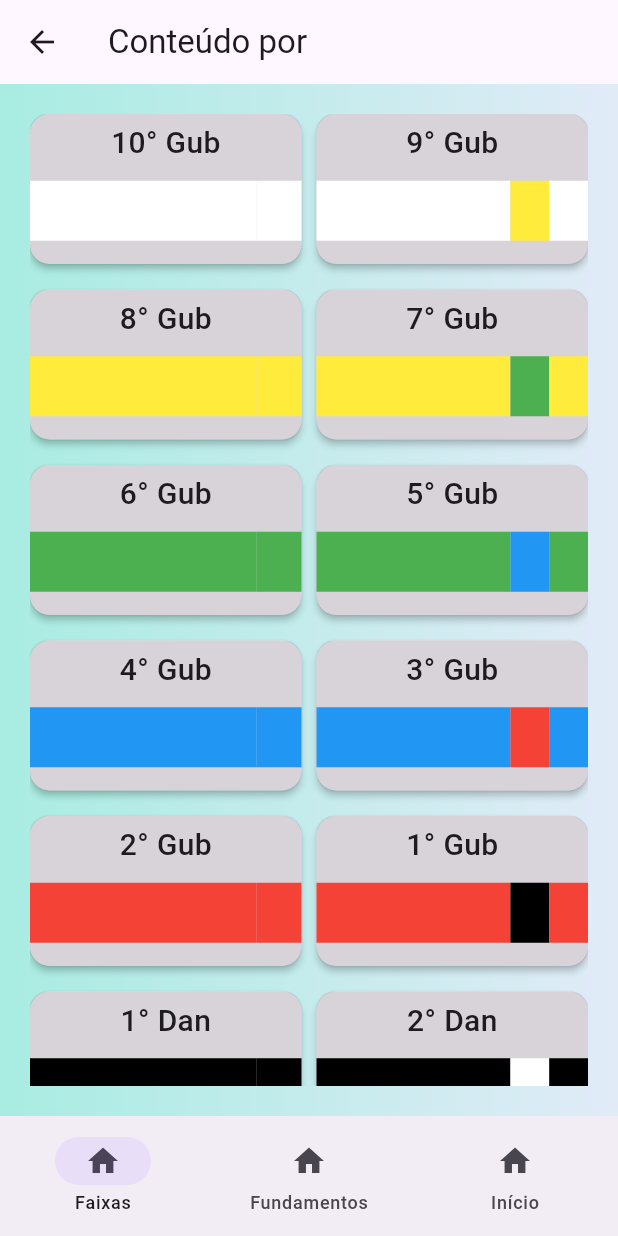
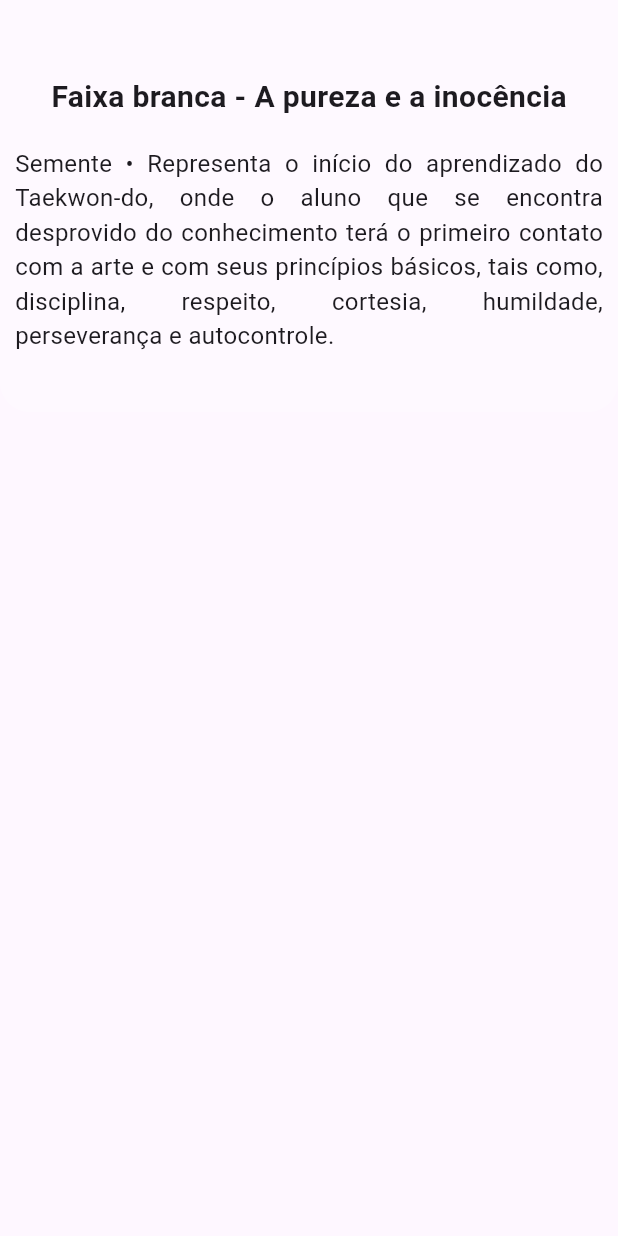
Before and after one commit to douglasadones/young_taekwondo_project_app, a Flutter app: the NavigationbarPage screen opened directly, after a tap on an icon or button, on a phone screen of 412 x 824 dp. Run offline on Flutter 3.47's test engine with Material 3 defaults, Android fonts, the phone set to English and light mode, and no system bars.

Commit message:
adicionando pagina de faixa unica

```diff
--- a/lib/src/models/data/object_data_creator.dart
+++ b/lib/src/models/data/object_data_creator.dart
@@ -23,11 +23,9 @@ class ObjectDataCreator {
         Map<String, dynamic> beltStripContentData =
             value["strip"]["beltContent"];
 
-
-
         beltList.add(
           Belt(
-            beltColor: kColorfulBeltsMap[beltData["color"]],
+            beltColor: kColorfulBeltsMap[beltContentData["color"]],
             beltGub: int.parse(beltData["gub"]),
             stripColor: kColorfulBeltsMap[beltStripData["color"]],
             stripBeltGub: int.parse(beltStripData["gub"]),
--- a/lib/src/my_app.dart
+++ b/lib/src/my_app.dart
@@ -1,8 +1,9 @@
 import 'package:flutter/material.dart';
 import 'package:provider/provider.dart';
 import 'package:taekwondo_jovem/src/controller/providers/data_provider.dart';
-import 'package:taekwondo_jovem/src/pages/belt_page.dart';
+import 'package:taekwondo_jovem/src/pages/belt_button_page.dart';
 import 'package:taekwondo_jovem/src/pages/home_page.dart';
+import 'package:taekwondo_jovem/src/pages/single_belt_buttons_page.dart';
 
 class MyApp extends StatelessWidget {
   const MyApp({super.key});
@@ -21,7 +22,8 @@ class MyApp extends StatelessWidget {
         initialRoute: HomePage.id,
         routes: {
           HomePage.id: (context) => const HomePage(),
-          BeltPage.id: (context) => const BeltPage(),
+          BeltButtonPage.id: (context) => const BeltButtonPage(),
+          SingleBeltButtonsPage.id: (context) => const SingleBeltButtonsPage(),
         },
       ),
     );
--- a/lib/src/pages/belt_page.dart
+++ b/lib/src/pages/belt_button_page.dart
@@ -4,15 +4,15 @@ import 'package:taekwondo_jovem/src/consts.dart';
 import 'package:taekwondo_jovem/src/utils/belt_widget_class.dart';
 import 'package:taekwondo_jovem/src/controller/providers/data_provider.dart';
 
-class BeltPage extends StatefulWidget {
+class BeltButtonPage extends StatefulWidget {
   static String id = 'faixa_page';
-  const BeltPage({super.key});
+  const BeltButtonPage({super.key});
 
   @override
-  State<BeltPage> createState() => _BeltPageState();
+  State<BeltButtonPage> createState() => _BeltButtonPageState();
 }
 
-class _BeltPageState extends State<BeltPage> {
+class _BeltButtonPageState extends State<BeltButtonPage> {
   @override
   Widget build(BuildContext context) {
     final beltList = Provider.of<DataProvider>(context).beltList;
--- a/lib/src/pages/home_page.dart
+++ b/lib/src/pages/home_page.dart
@@ -1,6 +1,6 @@
 import 'package:flutter/material.dart';
 import 'package:taekwondo_jovem/src/consts.dart';
-import 'package:taekwondo_jovem/src/pages/belt_page.dart';
+import 'package:taekwondo_jovem/src/pages/belt_button_page.dart';
 import 'package:taekwondo_jovem/src/utils/reusable_info_card.dart';
 
 enum InfoType {
@@ -31,7 +31,7 @@ class HomePage extends StatelessWidget {
                   Navigator.push(
                       context,
                       MaterialPageRoute(
-                          builder: (context) => const BeltPage()));
+                          builder: (context) => const BeltButtonPage()));
                 },
                 cardName: "Faixas",
                 title: "Conteúdo por Faixa",
--- /dev/null
+++ b/lib/src/pages/single_belt_buttons_page.dart
@@ -0,0 +1,61 @@
+import 'package:flutter/material.dart';
+import 'package:taekwondo_jovem/src/models/belt_model.dart';
+
+class SingleBeltButtonsPage extends StatelessWidget {
+  static String id = 'SingleBeltButtonsPage';
+  final Belt? belt;
+
+  const SingleBeltButtonsPage({super.key, this.belt});
+
+  @override
+  Widget build(BuildContext context) {
+    return Scaffold(
+      body: Column(
+        crossAxisAlignment: CrossAxisAlignment.stretch,
+        children: [
+          Expanded(
+            child: Container(
+              decoration: BoxDecoration(
+                borderRadius: const BorderRadius.only(
+                  bottomLeft: Radius.circular(20),
+                  bottomRight: Radius.circular(20),
+                ),
+                color: belt!.beltColor!.withOpacity(0.3),
+              ),
+              child: Padding(
+                padding: const EdgeInsets.only(top: 50.0),
+                child: Column(
+                  mainAxisAlignment: MainAxisAlignment.center,
+                  children: [
+                    Expanded(
+                      child: Text(
+                        "Faixa ${belt!.beltContent.color} - ${belt!.beltContent.meaning!.keys.first}",
+                        style: const TextStyle(
+                            fontSize: 20.0, fontWeight: FontWeight.bold),
+                      ),
+                    ),
+                    Expanded(
+                      flex: 5,
+                      child: Padding(
+                        padding: const EdgeInsets.all(10.0),
+                        child: Text(
+                          belt!.beltContent.meaning!.values.firstOrNull,
+                          textAlign: TextAlign.justify,
+                          style: const TextStyle(fontSize: 16.0),
+                        ),
+                      ),
+                    ),
+                  ],
+                ),
+              ),
+            ),
+          ),
+          Expanded(
+            flex: 2,
+            child: Container(),
+          ),
+        ],
+      ),
+    );
+  }
+}
--- a/lib/src/utils/belt_widget_class.dart
+++ b/lib/src/utils/belt_widget_class.dart
@@ -1,5 +1,6 @@
 import 'package:flutter/material.dart';
 import 'package:taekwondo_jovem/src/models/belt_model.dart';
+import 'package:taekwondo_jovem/src/pages/single_belt_buttons_page.dart';
 
 class BeltWidget extends StatelessWidget {
   const BeltWidget({
@@ -26,7 +27,15 @@ class BeltWidget extends StatelessWidget {
           elevation: 2.0,
           child: InkWell(
             borderRadius: BorderRadius.circular(13),
-            onTap: () {},
+            onTap: () {
+              Navigator.push(
+                  context,
+                  MaterialPageRoute(
+                    builder: (context) => SingleBeltButtonsPage(
+                      belt: belt,
+                    ),
+                  ));
+            },
             child: Container(
               padding: const EdgeInsets.symmetric(vertical: 5),
               decoration: BoxDecoration(
--- a/lib/src/utils/navigationbar_page.dart
+++ b/lib/src/utils/navigationbar_page.dart
@@ -1,6 +1,6 @@
 import 'package:flutter/material.dart';
 
-import 'package:taekwondo_jovem/src/pages/belt_page.dart';
+import 'package:taekwondo_jovem/src/pages/belt_button_page.dart';
 import 'package:taekwondo_jovem/src/pages/second_page.dart';
 import 'package:taekwondo_jovem/src/pages/home_page.dart';
 
@@ -40,7 +40,7 @@ class _NavigationbarPageState extends State<NavigationbarPage> {
         ],
       ),
       body: const <Widget>[
-        BeltPage(),
+        BeltButtonPage(),
         HomePage(),
         SecondPage(),
       ][selectedIndexPage],
```
Also changed, not shown: lib/src/consts.dart (+6 -6 lines), lib/src/models/belt_content_model.dart (+34 -11 lines), lib/src/models/data/young_taekwondo_project_data.dart (+18 -18 lines).
